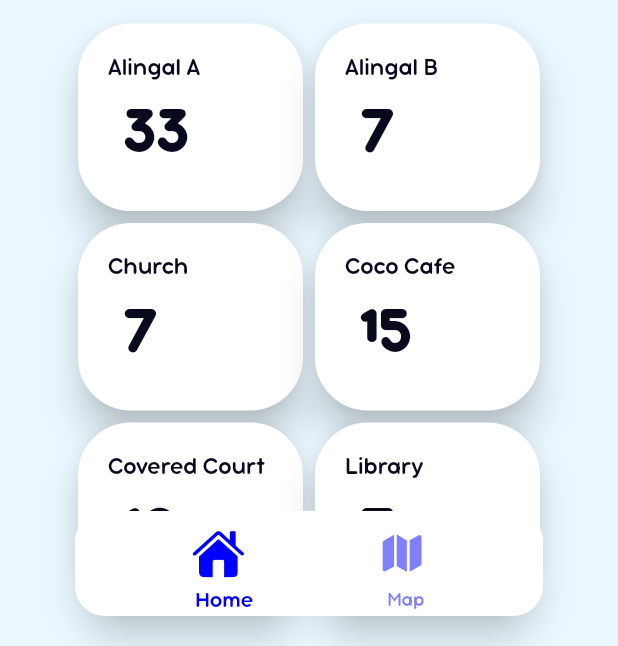
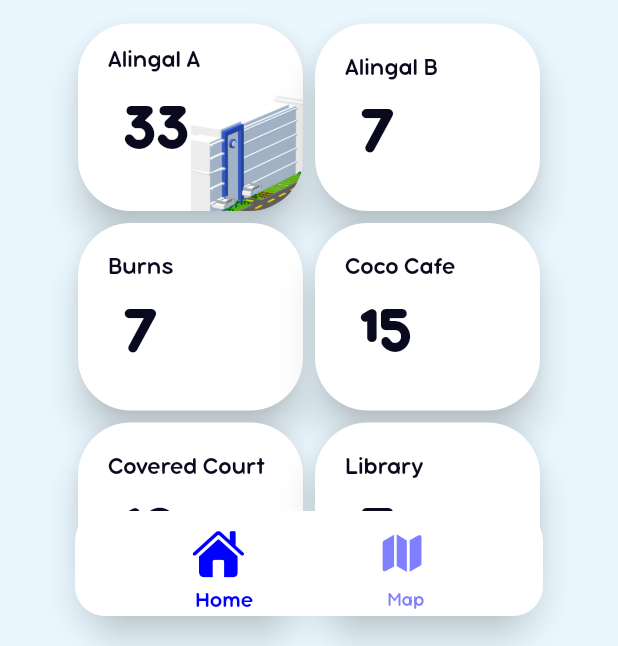
Before and after one commit to DominicAEsperida/Park-In, a Flutter app: the StudentScreen screen opened directly, on a phone screen of 412 x 824 dp, the part 590-1236 px from its top. Run offline on Flutter 3.47's test engine with Material 2 defaults, Android fonts, the phone set to English and light mode, and no system bars; drawn by our look-alikes of dropdown_button2; missing offline and left inert: babylonjs_viewer.

Commit message:
Pages: Update User UI

```diff
--- a/itmc311/lib/Pages/HomeSVPage.dart
+++ b/itmc311/lib/Pages/HomeSVPage.dart
@@ -174,23 +174,23 @@ class HomeSVPage extends StatelessWidget {
                         height: 35,
                         verticalOffset: 100,
                         preferBelow: true,
-                      textStyle: TextStyle(
+                        textStyle: const TextStyle(
                             fontSize: 15,
                             color: Colors.white,
                             fontWeight: FontWeight.normal),
                         decoration: BoxDecoration(
-                          borderRadius:
-                              BorderRadius.only(topRight: Radius.circular(10)),
-                          boxShadow: [
-                            new BoxShadow(
+                            borderRadius: const BorderRadius.only(
+                                topRight: Radius.circular(10)),
+                            boxShadow: const [
+                              BoxShadow(
                                 color: Colors.grey,
                                 blurRadius: 10.0,
-                              offset: new Offset(6.0, 6.0),
+                                offset: Offset(6.0, 6.0),
                               ), //BoxShadow
                             ],
                             color: Colors.greenAccent[400]), //BoxDecoration
-                      child: Icon(Icons.info_outline_rounded)
-                    ), //Tooltip
+                        child:
+                            const Icon(Icons.info_outline_rounded)), //Tooltip
                   ),
                 ],
               ),
@@ -209,10 +209,45 @@ class HomeSVPage extends StatelessWidget {
                     height: 125,
                     width: 150,
                     child: Padding(
-                      padding: const EdgeInsets.all(20.0),
+                      padding: const EdgeInsets.all(0.0),
                       child: Column(
                         children: [
-                          Container(
+                          Stack(
+                            children: [
+                              Padding(
+                                padding: const EdgeInsets.only(top: 45, left: 75),
+                                child: Positioned(
+                                  bottom: 0,
+                                  right: 0,
+                                  child: Container(
+                                    alignment: Alignment.bottomRight,
+                                    width: 80,
+                                    height: 80,
+                                    decoration: const BoxDecoration(
+                                      borderRadius: BorderRadius.only(
+                                        bottomRight: Radius.circular(35),
+                                      ),
+                                      image: DecorationImage(
+                                        image: AssetImage(
+                                          'assets/AA-Pic.png',
+                                        ),
+                                        fit: BoxFit.cover,
+                                      ),
+                                    ),
+                                  ),
+                                ),
+                              ),
+                              Padding(
+                                padding: const EdgeInsets.only(left: 20.0, top: 15),
+                                child: Container(
+                                  margin: EdgeInsets.only(top: 20),
+                                  alignment: Alignment.centerLeft,
+                                  child: ParkingArea(33),
+                                ),
+                              ),
+                              Padding(
+                                padding: const EdgeInsets.only(left: 20.0, top: 15),
+                                child: Container(
                                   alignment: Alignment.topLeft,
                                   child: const Text(
                                     'Alingal A',
@@ -222,9 +257,8 @@ class HomeSVPage extends StatelessWidget {
                                     ),
                                   ),
                                 ),
-                          Container(
-                            alignment: Alignment.centerLeft,
-                            child: ParkingArea(33),
+                              ),
+                            ],
                           ),
                         ],
                       ),
@@ -286,7 +320,7 @@ class HomeSVPage extends StatelessWidget {
                           Container(
                             alignment: Alignment.topLeft,
                             child: const Text(
-                              'Church',
+                              'Burns',
                               style: TextStyle(
                                 color: Color.fromRGBO(10, 10, 31, 1),
                                 fontSize: 16.0,
@@ -408,6 +442,51 @@ class HomeSVPage extends StatelessWidget {
                 ),
               ],
             ),
+            const SizedBox(
+              height: 100,
+            ),
+            Container(
+              width: 300,
+              height: 200,
+              child: Stack(
+                children: [
+                  // Card with rounded corners
+                  Card(
+                    shape: RoundedRectangleBorder(
+                      borderRadius: BorderRadius.circular(15.0),
+                    ),
+                    elevation: 5,
+                    child: Container(
+                      width: double.infinity,
+                      height: double.infinity,
+                      child: Center(
+                        child: Text(
+                          'Your Card Content Here',
+                          style: TextStyle(fontSize: 16),
+                        ),
+                      ),
+                    ),
+                  ),
+                  // Image at the bottom right corner
+                  Positioned(
+                    bottom: 0,
+                    right: 0,
+                    child: Container(
+                      width: 50, // Adjust the width of the overlapping image
+                      height: 50, // Adjust the height of the overlapping image
+                      decoration: BoxDecoration(
+                        shape: BoxShape.circle,
+                        image: DecorationImage(
+                          image: AssetImage(
+                              'assets/AA-Pic.png'), // Replace with your image path
+                          fit: BoxFit.cover,
+                        ),
+                      ),
+                    ),
+                  ),
+                ],
+              ),
+            )
           ],
         ),
       ),
```
Lines whose indentation alone changed are shown as unchanged.
